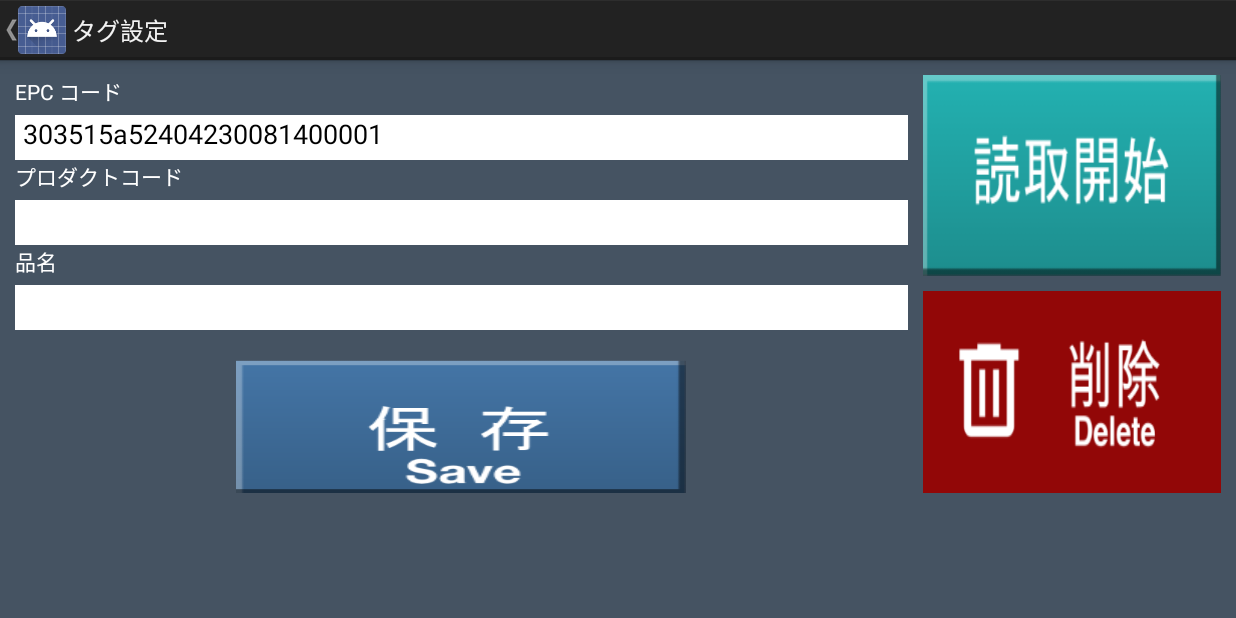
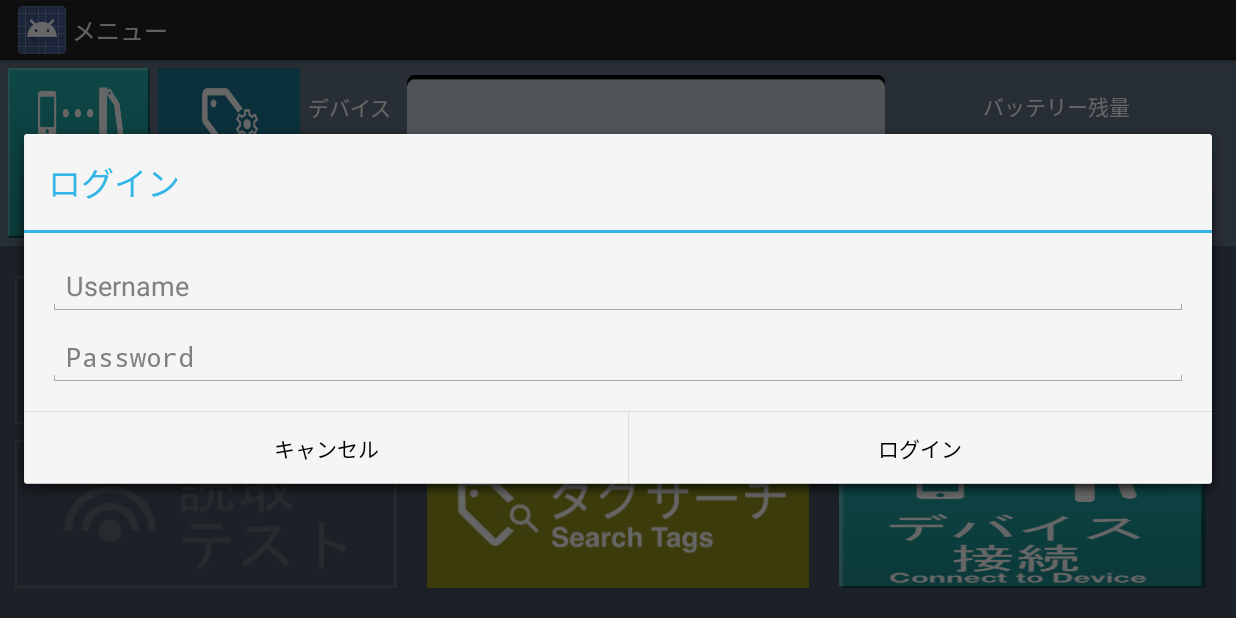
Before and after one commit to lelegod/RFIDApp, an Android app: the screen it shows after launch (TagDatabaseActivity before the commit, MainMenuActivity after it), after a tap on an icon or button, on a phone screen of 824 x 412 dp (held sideways). Run offline under Robolectric (Android 15) with nearby library versions, the phone set to English and light mode, and no system bars; our stand-ins replace Firebase (no records; nobody signed in at launch, a user with empty details on screens opened directly).

Commit message:
Tag database login system added

```diff
--- a/app/src/main/java/jp/co/toshibatec/uf2200sampleapplication/MainMenuActivity.java
+++ b/app/src/main/java/jp/co/toshibatec/uf2200sampleapplication/MainMenuActivity.java
@@ -46,6 +46,7 @@ import android.view.ViewGroup;
 import android.view.WindowInsets;
 import android.view.WindowManager;
 import android.view.WindowMetrics;
+import android.widget.EditText;
 import android.widget.FrameLayout;
 import android.widget.ImageView;
 import android.widget.ProgressBar;
@@ -358,6 +359,7 @@ public class MainMenuActivity extends Activity implements View.OnClickListener {
 
         super.onCreate(savedInstanceState);
         setContentView(R.layout.mainmenu);
+        firestore = FirebaseFirestore.getInstance();
         Intent serviceIntent = new Intent(this, BluetoothConnectionService.class);
         startForegroundService(serviceIntent);
         mMainMenuActivity = this;
@@ -584,8 +586,9 @@ public class MainMenuActivity extends Activity implements View.OnClickListener {
             }
         }
         else if (view.equals(mTagDatabaseBtn)) {
-            Intent intent = new Intent(MainMenuActivity.this, TagDatabaseActivity.class);
-            startActivity(intent);
+//            Intent intent = new Intent(MainMenuActivity.this, TagDatabaseActivity.class);
+//            startActivity(intent);
+            showLoginDialog();
         }
         else if (view.equals(mInventoryAppBtn)) {
             Intent intent = new Intent(MainMenuActivity.this, InventoryAppActivity.class);
@@ -1424,6 +1427,65 @@ public class MainMenuActivity extends Activity implements View.OnClickListener {
             mShowDialogHandler.post(mShowDialogRunnable);
         }
     }
+    private void showLoginDialog() {
+        if (null != mShowDialogHandler) {
+            mShowDialogRunnable = new Runnable() {
+                @Override
+                public void run() {
+                    View loginView = getLayoutInflater().inflate(R.layout.login, null);
+
+                    EditText usernameInput = loginView.findViewById(R.id.username_input);
+                    EditText passwordInput = loginView.findViewById(R.id.password_input);
+
+                    mDialog = new AlertDialog.Builder(MainMenuActivity.this);
+                    mDialog.setTitle(getString(R.string.title_login));
+                    mDialog.setView(loginView);
+
+                    mDialog.setPositiveButton(getString(R.string.title_login), new DialogInterface.OnClickListener() {
+                        @Override
+                        public void onClick(DialogInterface dialog, int which) {
+                            String username = usernameInput.getText().toString().trim();
+                            String password = passwordInput.getText().toString().trim();
+
+                            if (username.isEmpty() || password.isEmpty()) {
+                                showDialog(getString(R.string.error_login), getString(R.string.missing_login), getString(R.string.btn_txt_ok), null);
+                            } else {
+                                validateLogin(username, password);
+                            }
+                        }
+                    });
+
+                    mDialog.setNegativeButton(getString(R.string.cancel_login), new DialogInterface.OnClickListener() {
+                        @Override
+                        public void onClick(DialogInterface dialog, int which) {
+                            dialog.dismiss();
+                        }
+                    });
+
+                    mDialog.show();
+                }
+            };
+            mShowDialogHandler.post(mShowDialogRunnable);
+        }
+    }
+
+    private void validateLogin(String username, String password) {
+        firestore.collection("admin")
+                .whereEqualTo("username", username)
+                .whereEqualTo("password", password)
+                .get()
+                .addOnSuccessListener(queryDocumentSnapshots -> {
+                    if (!queryDocumentSnapshots.isEmpty()) {
+                        Intent intent = new Intent(MainMenuActivity.this, TagDatabaseActivity.class);
+                        startActivity(intent);
+                    } else {
+                        showDialog(getString(R.string.error_login), getString(R.string.invalid_login), getString(R.string.btn_txt_ok), null);
+                    }
+                })
+                .addOnFailureListener(e -> {
+                    showDialog(getString(R.string.error_login), getString(R.string.firebase_error), getString(R.string.btn_txt_ok), null);
+                });
+    }
 
     /** ストレージ書き込みパーミッション用リクエストコード */
     private static final int REQUEST_CODE_WRITE_EXTERNAL_STORAGE_PERMISSION = 1;
--- /dev/null
+++ b/app/src/main/res/layout/login.xml
@@ -0,0 +1,24 @@
+<?xml version="1.0" encoding="utf-8"?>
+<LinearLayout
+    xmlns:android="http://schemas.android.com/apk/res/android"
+    android:layout_width="match_parent"
+    android:layout_height="wrap_content"
+    android:orientation="vertical"
+    android:padding="16dp">
+
+    <EditText
+        android:id="@+id/username_input"
+        android:layout_width="match_parent"
+        android:layout_height="wrap_content"
+        android:hint="Username"
+        android:inputType="text" />
+
+    <EditText
+        android:id="@+id/password_input"
+        android:layout_width="match_parent"
+        android:layout_height="wrap_content"
+        android:hint="Password"
+        android:inputType="textPassword"
+        android:layout_marginTop="8dp" />
+
+</LinearLayout>
--- a/app/src/main/res/values/strings.xml
+++ b/app/src/main/res/values/strings.xml
@@ -16,6 +16,12 @@
     <string name="menu_device">デバイス</string>
     <string name="menu_fw_ver">FW Ver</string>
     <string name="menu_remaining_buttery">バッテリー残量</string>
+    <string name="title_login">ログイン</string>
+    <string name="cancel_login">キャンセル </string>
+    <string name="error_login">エラー </string>全て入力してください
+    <string name="missing_login">全て入力してください</string>
+    <string name="invalid_login">ユーザー名かパスワードが違います</string>
+
 
     <!-- デバイス接続画面 -->
     <string name="connectdevice_radiobutton_title">機種切替</string>
@@ -141,4 +147,7 @@
     <!-- Parts Finder App -->
     <string name="title_partsfinder_parent">品名(親)</string>
     <string name="title_partsfinder_child">品名(子)</string>
+
+    <!-- Parts Finder App -->
+    <string name="firebase_error">データベース接続エラー</string>
 </resources>
```
Also changed, not shown: 1 other file.
